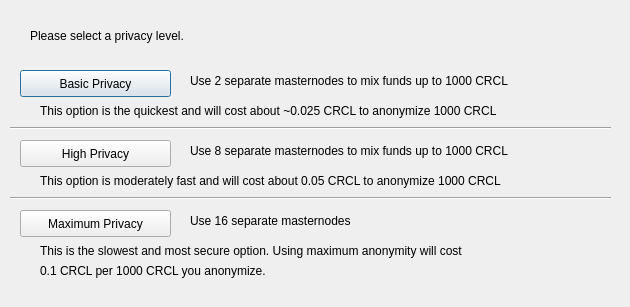
Old version of the form src/qt/forms/darksendconfig.ui in the repository CRowdCLassic/Crowdcoin.old.
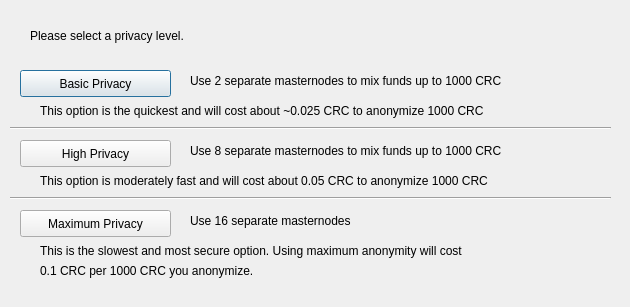
New version of the form.

```diff
--- a/src/qt/forms/darksendconfig.ui
+++ b/src/qt/forms/darksendconfig.ui
@@ -75,7 +75,7 @@
     </rect>
    </property>
    <property name="text">
-    <string>Use 2 separate masternodes to mix funds up to 1000 CRCL</string>
+    <string>Use 2 separate masternodes to mix funds up to 1000 CRC</string>
    </property>
   </widget>
   <widget class="QLabel" name="label_3">
@@ -88,7 +88,7 @@
     </rect>
    </property>
    <property name="text">
-    <string>Use 8 separate masternodes to mix funds up to 1000 CRCL</string>
+    <string>Use 8 separate masternodes to mix funds up to 1000 CRC</string>
    </property>
   </widget>
   <widget class="QLabel" name="label_4">
@@ -114,7 +114,7 @@
     </rect>
    </property>
    <property name="text">
-    <string>This option is the quickest and will cost about ~0.025 CRCL to anonymize 1000 CRCL</string>
+    <string>This option is the quickest and will cost about ~0.025 CRC to anonymize 1000 CRC</string>
    </property>
   </widget>
   <widget class="QLabel" name="label_7">
@@ -127,7 +127,7 @@
     </rect>
    </property>
    <property name="text">
-    <string>This option is moderately fast and will cost about 0.05 CRCL to anonymize 1000 CRCL</string>
+    <string>This option is moderately fast and will cost about 0.05 CRC to anonymize 1000 CRC</string>
    </property>
   </widget>
   <widget class="QLabel" name="label_8">
@@ -153,7 +153,7 @@
     </rect>
    </property>
    <property name="text">
-    <string>0.1 CRCL per 1000 CRCL you anonymize.</string>
+    <string>0.1 CRC per 1000 CRC you anonymize.</string>
    </property>
   </widget>
   <widget class="Line" name="line">
```
